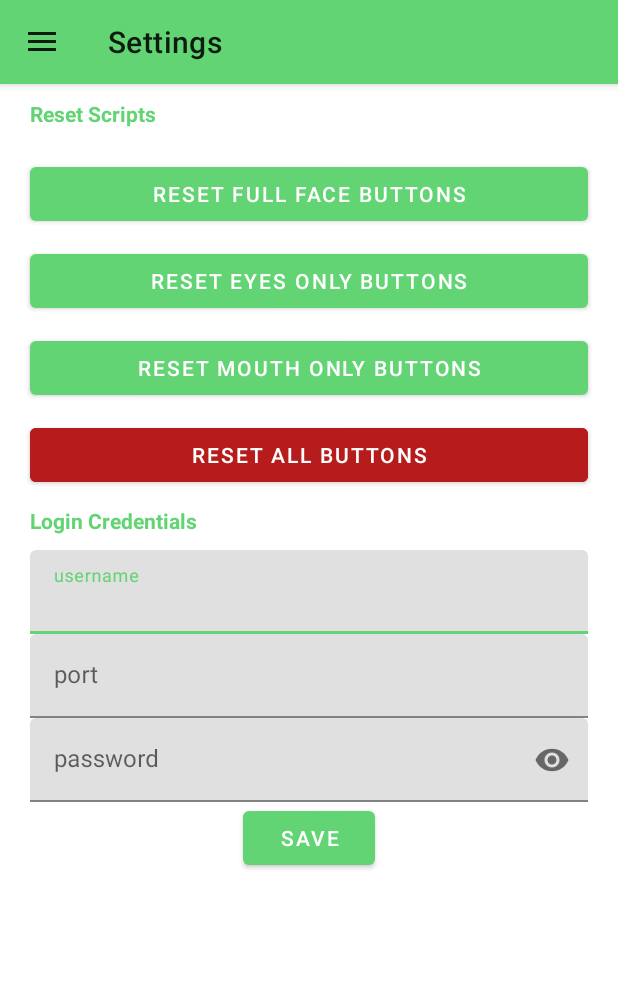
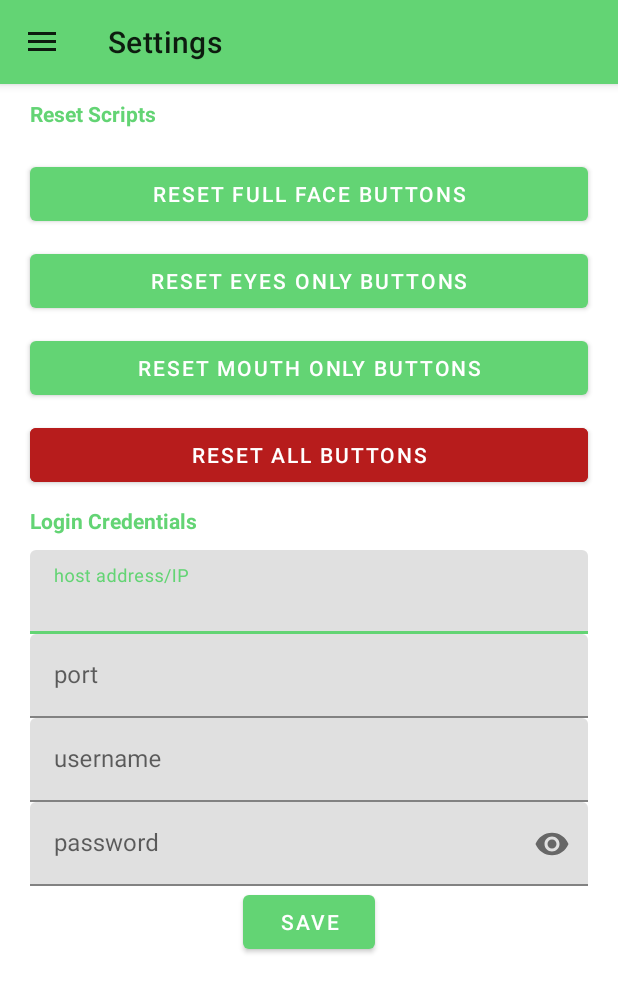
Before and after one commit to OpenSourceProtogenCollection/flexOS, an Android app: the screen it shows after launch (MainActivity), in the side drawer, after a tap on "Settings", on a phone screen of 412 x 824 dp. Shown: the top 992 px of the screen. Run offline under Robolectric (Android 15) with nearby library versions, the phone set to English and light mode, and no system bars; our stand-ins replace navigation-ui; libraries missing offline, so code that uses them is left out: com.jcraft.jsch.

Commit message:
Add host field (closes #8)
- Move some strings to strings.xml
- Add singleLine attribute to all input fields
- Remove unneeded test dependencies

```diff
--- a/android/ProtogenSSH/app/build.gradle
+++ b/android/ProtogenSSH/app/build.gradle
@@ -36,9 +36,6 @@ dependencies {
     //implementation 'androidx.security:security-crypto:1.0.0-rc02'
     // https://mvnrepository.com/artifact/com.jcraft/jsch
     implementation group: 'com.jcraft', name: 'jsch', version: '0.1.55'
-    testImplementation 'junit:junit:4.12'
-    androidTestImplementation 'androidx.test.ext:junit:1.1.1'
-    androidTestImplementation 'androidx.test.espresso:espresso-core:3.2.0'
 
 
 }
--- a/android/ProtogenSSH/app/src/main/res/layout/fragment_settings.xml
+++ b/android/ProtogenSSH/app/src/main/res/layout/fragment_settings.xml
@@ -71,15 +71,15 @@
 
             <com.google.android.material.textfield.TextInputLayout
                 android:layout_width="match_parent"
-                android:layout_height="wrap_content"
-                android:layout_marginHorizontal="20dp">
+                android:layout_height="match_parent"
+                android:layout_marginHorizontal="20dp">>
 
                 <com.google.android.material.textfield.TextInputEditText
-                    android:id="@+id/inputUsername"
+                    android:id="@+id/inputHost"
                     android:layout_width="match_parent"
                     android:layout_height="wrap_content"
-                    android:hint="@string/username" />
-
+                    android:hint="@string/host_address_ip"
+                    android:singleLine="true"/>
             </com.google.android.material.textfield.TextInputLayout>
 
             <com.google.android.material.textfield.TextInputLayout
@@ -92,7 +92,22 @@
                     android:layout_width="match_parent"
                     android:layout_height="wrap_content"
                     android:hint="@string/port"
-                    android:inputType="number"/>
+                    android:inputType="number"
+                    android:singleLine="true"/>
+            </com.google.android.material.textfield.TextInputLayout>
+
+            <com.google.android.material.textfield.TextInputLayout
+                android:layout_width="match_parent"
+                android:layout_height="wrap_content"
+                android:layout_marginHorizontal="20dp">
+
+                <com.google.android.material.textfield.TextInputEditText
+                    android:id="@+id/inputUsername"
+                    android:layout_width="match_parent"
+                    android:layout_height="wrap_content"
+                    android:hint="@string/username"
+                    android:singleLine="true"/>
+
             </com.google.android.material.textfield.TextInputLayout>
 
             <com.google.android.material.textfield.TextInputLayout
@@ -106,7 +121,8 @@
                     android:layout_width="match_parent"
                     android:layout_height="wrap_content"
                     android:hint="@string/password"
-                    android:inputType="textPassword" />
+                    android:inputType="textPassword"
+                    android:singleLine="true"/>
 
             </com.google.android.material.textfield.TextInputLayout>
 
--- a/android/ProtogenSSH/app/src/main/res/values/strings.xml
+++ b/android/ProtogenSSH/app/src/main/res/values/strings.xml
@@ -44,7 +44,7 @@
     <string name="yes">Yes</string>
     <string name="no">No</string>
     <string name="buttons_delete_text">Are you sure you want to delete these buttons?</string>
-    <string name="usernae_sharedprop">username</string>
+    <string name="username_sharedprop">username</string>
     <string name="port_sharedprop">port</string>
     <string name="password_sharedprop">password</string>
     <string name="buttons_deleted_snack">Buttons deleted</string>
@@ -56,4 +56,9 @@
     <string name="connect_failed_snack">Failed to connect. Did you connect to the RasPi? Did you add your credentials in Settings?</string>
     <string name="cred_save_fail_snack">Failed to save credentials, please log to dev.</string>
     <string name="cred_save_success_snack">Credentials saved successfully.</string>
+    <string name="host_address_ip">host address/IP</string>
+    <string name="host_sharedprop">host</string>
+    <string name="host_empty_error">Host cannot be empty (default is 192.168.4.1)</string>
+    <string name="custom_button_label">Button Label</string>
+    <string name="custom_ssh_command">SSH Command</string>
 </resources>
```
Also changed, not shown: android/ProtogenSSH/app/src/main/java/com/jaredtamana/protogenssh/ui/settings/SettingsFragment.java (+8 -2 lines), android/ProtogenSSH/app/src/main/res/layout/dialog_add_script.xml (+6 -4 lines).
